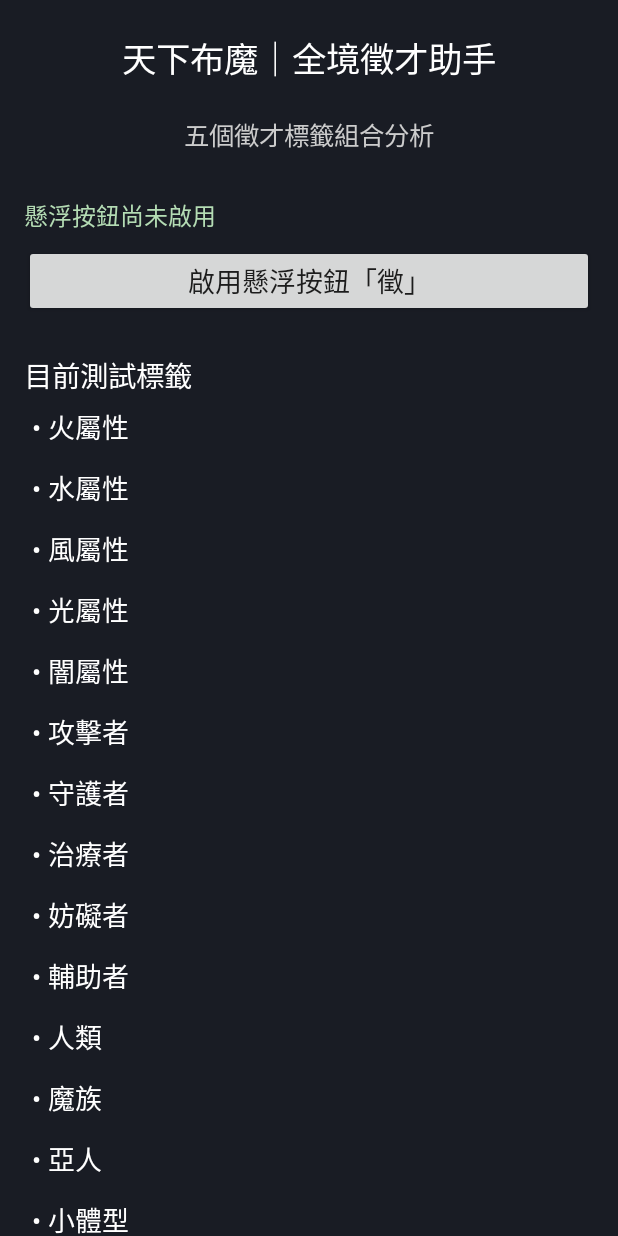
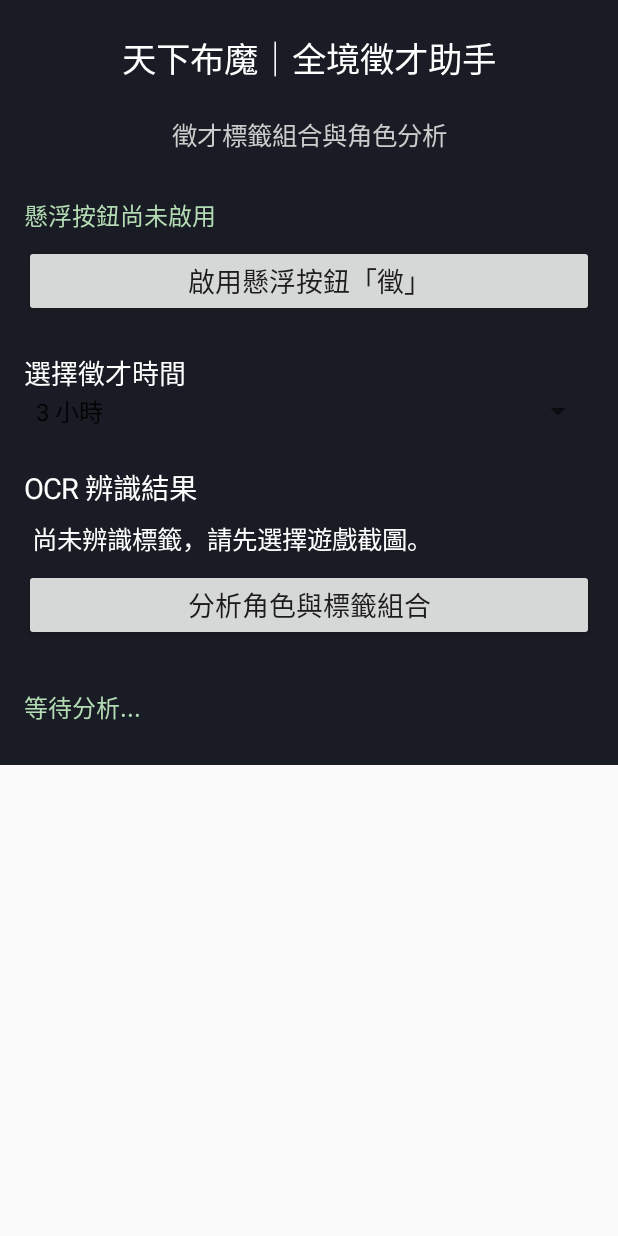
Before and after one commit to joip60107-coder/TenkaRecruitAssistant, an Android app: the screen it shows after launch (MainActivity), after a tap on "啟用懸浮按鈕「徵」", on a phone screen of 412 x 824 dp. Run offline under Robolectric (Android 15) with nearby library versions, the phone set to English and light mode, and no system bars; libraries missing offline, so code that uses them is left out: com.google.mlkit.vision.

Commit message:
Refactor MainActivity for clarity and functionality

```diff
--- a/app/src/main/java/com/tenka/recruitassistant/MainActivity.kt
+++ b/app/src/main/java/com/tenka/recruitassistant/MainActivity.kt
@@ -10,64 +10,45 @@ import android.media.projection.MediaProjectionManager
 import android.graphics.Color
 import android.view.Gravity
 import android.view.ViewGroup
+import android.widget.ArrayAdapter
 import android.widget.Button
 import android.widget.LinearLayout
 import android.widget.ScrollView
+import android.widget.Spinner
 import android.widget.TextView
 import android.widget.Toast
 import com.google.mlkit.vision.common.InputImage
 import com.google.mlkit.vision.text.TextRecognition
 import com.google.mlkit.vision.text.chinese.ChineseTextRecognizerOptions
+
 class MainActivity : Activity() {
+
     private val textRecognizer by lazy {
         TextRecognition.getClient(
             ChineseTextRecognizerOptions.Builder().build()
         )
     }
+
     private val tags = listOf(
-    "火屬性",
-    "水屬性",
-    "風屬性",
-    "光屬性",
-    "闇屬性",
-    "攻擊者",
-    "守護者",
-    "治療者",
-    "妨礙者",
-    "輔助者",
-    "人類",
-    "魔族",
-    "亞人",
-    "小體型",
-    "中體型",
-    "貧乳",
-    "美乳",
-    "巨乳",
-    "士兵",
-    "菁英",
-    "領袖",
-    "輸出",
-    "保護",
-    "防禦",
-    "回復",
-    "干擾",
-    "支援",
-    "削弱",
-    "爆發力",
-    "生存力",
-    "越戰越強",
-    "群體攻擊",
-    "回擊"
+        "火屬性", "水屬性", "風屬性", "光屬性", "闇屬性",
+        "攻擊者", "守護者", "治療者", "妨礙者", "輔助者",
+        "人類", "魔族", "亞人", "小體型", "中體型",
+        "貧乳", "美乳", "巨乳", "士兵", "菁英", "領袖",
+        "輸出", "保護", "防禦", "回復", "干擾", "支援",
+        "削弱", "爆發力", "生存力", "越戰越強",
+        "群體攻擊", "回擊"
     )
+
     private var detectedTags: List<String> = emptyList()
     private var waitingForPermission = false
     private var isPickingImage = false
+
     private lateinit var status: TextView
     private lateinit var projectionManager: MediaProjectionManager
-private val SCREEN_CAPTURE_REQUEST = 1001
 
     override fun onCreate(savedInstanceState: Bundle?) {
         super.onCreate(savedInstanceState)
+
         projectionManager =
             getSystemService(MEDIA_PROJECTION_SERVICE) as MediaProjectionManager
 
@@ -86,7 +67,7 @@ private val SCREEN_CAPTURE_REQUEST = 1001
         root.addView(title)
 
         val subtitle = TextView(this).apply {
-            text = "\n五個徵才標籤組合分析"
+            text = "\n徵才標籤組合與角色分析"
             textSize = 17f
             setTextColor(Color.LTGRAY)
             gravity = Gravity.CENTER
@@ -105,6 +86,7 @@ private val SCREEN_CAPTURE_REQUEST = 1001
             text = "啟用懸浮按鈕「徵」"
             textSize = 18f
         }
+
         root.addView(
             floatingButton,
             LinearLayout.LayoutParams(
@@ -118,35 +100,53 @@ private val SCREEN_CAPTURE_REQUEST = 1001
                 startFloatingService()
             } else {
                 waitingForPermission = true
-                val intent = Intent(
+                val permissionIntent = Intent(
                     Settings.ACTION_MANAGE_OVERLAY_PERMISSION,
                     Uri.parse("package:$packageName")
                 )
-                startActivity(intent)
+                startActivity(permissionIntent)
             }
         }
 
+        val hourTitle = TextView(this).apply {
+            text = "\n選擇徵才時間"
+            textSize = 18f
+            setTextColor(Color.WHITE)
+        }
+        root.addView(hourTitle)
+
+        val hourSpinner = Spinner(this)
+        val hourAdapter = ArrayAdapter(
+            this,
+            android.R.layout.simple_spinner_item,
+            listOf("3 小時", "9 小時")
+        )
+        hourAdapter.setDropDownViewResource(
+            android.R.layout.simple_spinner_dropdown_item
+        )
+        hourSpinner.adapter = hourAdapter
+        root.addView(hourSpinner)
+
         val tagTitle = TextView(this).apply {
-            text = "\n目前測試標籤"
+            text = "\nOCR 辨識結果"
             textSize = 19f
             setTextColor(Color.WHITE)
         }
         root.addView(tagTitle)
 
-        tags.forEach { tag ->
-            val item = TextView(this).apply {
-                text = "• $tag"
+        val tagResult = TextView(this).apply {
+            text = "尚未辨識標籤，請先選擇遊戲截圖。"
+            textSize = 17f
+            setTextColor(Color.WHITE)
+            setPadding(8, 12, 8, 12)
+        }
+        root.addView(tagResult)
+
+        val analyzeButton = Button(this).apply {
+            text = "分析角色與標籤組合"
             textSize = 18f
-                setTextColor(Color.WHITE)
-                setPadding(8, 10, 8, 10)
-            }
-            root.addView(item)
         }
 
-        val analyzeButton = Button(this).apply {
-            text = "分析全部組合"
-            textSize = 18f
-        }
         root.addView(
             analyzeButton,
             LinearLayout.LayoutParams(
@@ -156,7 +156,7 @@ private val SCREEN_CAPTURE_REQUEST = 1001
         )
 
         val result = TextView(this).apply {
-            text = "\n按下按鈕即可分析組合。"
+            text = "\n等待分析..."
             textSize = 16f
             setTextColor(Color.rgb(180, 220, 180))
             setPadding(0, 16, 0, 16)
@@ -164,46 +164,99 @@ private val SCREEN_CAPTURE_REQUEST = 1001
         root.addView(result)
 
         analyzeButton.setOnClickListener {
-    val combinations = mutableListOf<String>()
-    val currentTags = detectedTags
+
+            val currentTags = detectedTags.take(5)
 
             if (currentTags.isEmpty()) {
                 result.text = "請先選擇截圖並辨識標籤。"
                 return@setOnClickListener
             }
 
+            val selectedHour =
+                if (hourSpinner.selectedItemPosition == 0) 3 else 9
+
+            val combinations = mutableListOf<List<String>>()
+
             for (i in currentTags.indices) {
-        combinations.add(currentTags[i])
+                combinations.add(listOf(currentTags[i]))
 
                 for (j in i + 1 until currentTags.size) {
                     combinations.add(
-                "${currentTags[i]} + ${currentTags[j]}"
+                        listOf(currentTags[i], currentTags[j])
                     )
 
                     for (k in j + 1 until currentTags.size) {
                         combinations.add(
-                    "${currentTags[i]} + ${currentTags[j]} + ${currentTags[k]}"
+                            listOf(
+                                currentTags[i],
+                                currentTags[j],
+                                currentTags[k]
+                            )
                         )
                     }
                 }
             }
 
+            try {
                 result.text = buildString {
-        append("分析完成！共 ${combinations.size} 種組合\n\n")
-        combinations.forEachIndexed { index, item ->
-            append("${index + 1}. $item\n")
+
+                    append("招募時間：${selectedHour} 小時\n")
+                    append("辨識標籤：${currentTags.size} 個\n")
+                    append("組合數量：${combinations.size} 種\n")
+                    append("====================\n\n")
+
+                    combinations.forEachIndexed { index, combo ->
+
+                        val matched =
+                            RecruitmentDatabase.findMatching(
+                                this@MainActivity,
+                                combo,
+                                selectedHour
+                            )
+
+                        append("${index + 1}. ")
+                        append(combo.joinToString(" + "))
+                        append("\n")
+
+                        if (matched.isEmpty()) {
+                            append("   沒有符合角色\n")
+                        } else {
+                            append("   符合角色 ${matched.size} 名：\n")
+
+                            matched.forEach { character ->
+                                val rarityName = when (character.rarity) {
+                                    3 -> "SSR"
+                                    2 -> "SR"
+                                    1 -> "R"
+                                    else -> "N"
                                 }
+
+                                append(
+                                    "   ・${character.name}（$rarityName）\n"
+                                )
+                            }
+                        }
+
+                        append("\n")
+                    }
+                }
+
+            } catch (e: Exception) {
+                result.text =
+                    "讀取角色資料失敗：${e.message}\n請確認 characters.json 是否存在。"
             }
         }
 
         val scroll = ScrollView(this)
         scroll.addView(root)
         setContentView(scroll)
+
         if (intent.getBooleanExtra("start_capture", false)) {
             intent.removeExtra("start_capture")
             openScreenshotPicker()
         }
     }
+
     override fun onNewIntent(intent: Intent) {
         super.onNewIntent(intent)
         setIntent(intent)
@@ -218,24 +271,31 @@ private val SCREEN_CAPTURE_REQUEST = 1001
 
     private fun openScreenshotPicker() {
         isPickingImage = true
-    val intent = Intent(Intent.ACTION_GET_CONTENT).apply {
+
+        val pickerIntent = Intent(Intent.ACTION_GET_CONTENT).apply {
             type = "image/*"
         }
-    startActivityForResult(intent, 2001)
+
+        startActivityForResult(pickerIntent, 2001)
     }
+
     override fun onActivityResult(
         requestCode: Int,
         resultCode: Int,
         data: Intent?
     ) {
         super.onActivityResult(requestCode, resultCode, data)
+
         if (requestCode == 2001) {
             isPickingImage = false
         }
 
         if (requestCode == 2001 && resultCode == RESULT_OK) {
+
             latestScreenshotUri = data?.data
+
             if (latestScreenshotUri != null) {
+
                 status.text = "正在辨識截圖..."
 
                 try {
@@ -246,20 +306,28 @@ if (requestCode == 2001) {
 
                     textRecognizer.process(image)
                         .addOnSuccessListener { visionText ->
+
                             val recognizedText = visionText.text
-                val normalizedText = recognizedText.replace(
-    "\\s+".toRegex(), ""
+
+                            val normalizedText =
+                                recognizedText.replace(
+                                    "\\s+".toRegex(),
+                                    ""
                                 )
 
                             val foundTags = tags.filter { tag ->
                                 normalizedText.contains(
-        tag.replace("\\s+".toRegex(), "")
+                                    tag.replace(
+                                        "\\s+".toRegex(),
+                                        ""
                                     )
-}
+                                )
+                            }.take(5)
+
                             detectedTags = foundTags
+
                             status.text = if (foundTags.isNotEmpty()) {
-    "辨識到的標籤：\n" +
-    foundTags.joinToString("\n") { "・$it" }
+                                "辨識到 ${foundTags.size} 個標籤"
                             } else {
                                 "沒有辨識到標籤。\n\nOCR 原始文字：\n$recognizedText"
                             }
@@ -267,38 +335,51 @@ status.text = if (foundTags.isNotEmpty()) {
                         .addOnFailureListener {
                             status.text = "辨識失敗，請重新選取截圖。"
                         }
+
                 } catch (e: Exception) {
                     status.text = "讀取截圖失敗：${e.message}"
                 }
             }
         }
     }
+
     override fun onResume() {
-
         super.onResume()
 
-        if (waitingForPermission &&
+        if (
+            waitingForPermission &&
             Settings.canDrawOverlays(this)
         ) {
             waitingForPermission = false
             startFloatingService()
         }
     }
+
     override fun onStop() {
         super.onStop()
 
         if (!isPickingImage) {
-        val showIntent = Intent(this, FloatingService::class.java).apply {
+            val showIntent = Intent(
+                this,
+                FloatingService::class.java
+            ).apply {
                 action = FloatingService.ACTION_SHOW
             }
+
             startService(showIntent)
         }
     }
+
     private fun startFloatingService() {
-        val intent = Intent(this, FloatingService::class.java)
-        startService(intent)
+        val serviceIntent = Intent(
+            this,
+            FloatingService::class.java
+        )
+
+        startService(serviceIntent)
 
         status.text = "\n懸浮按鈕已啟動！可以返回遊戲測試。"
+
         Toast.makeText(
             this,
             "懸浮按鈕已啟動",
```
Lines whose indentation alone changed are shown as unchanged.
